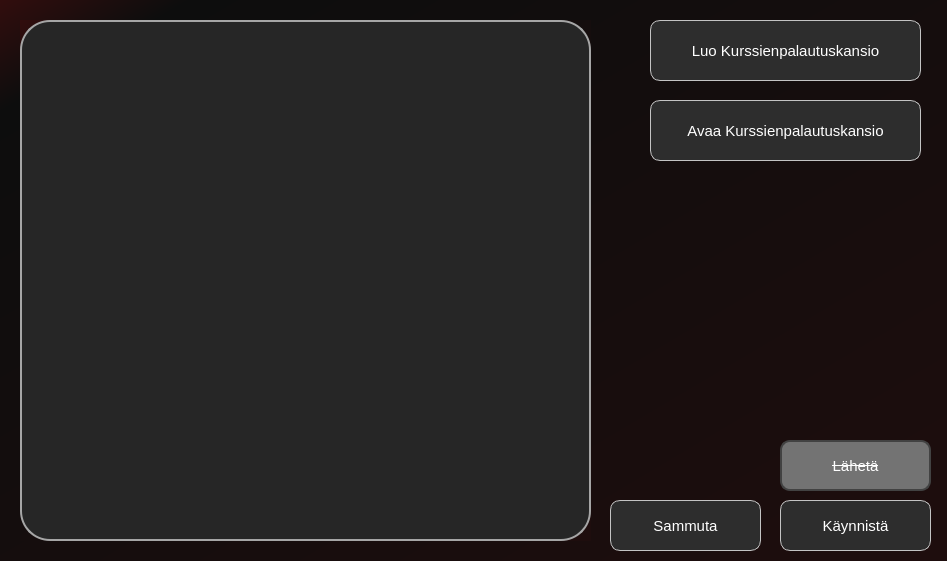
The window that window.ui (shoutcape/Canvas_Automation_Project) describes before a commit, drawn with Qt 5.
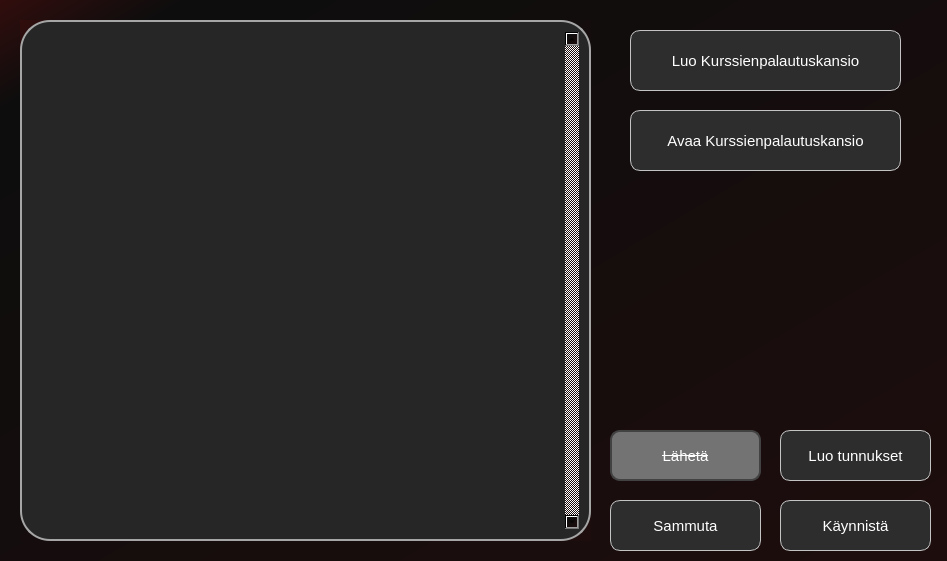
The same window after the commit. Icons and pictures are not drawn.

The edit to the form file:
```diff
--- a/window.ui
+++ b/window.ui
@@ -113,6 +113,12 @@
 color:white;
 padding:10px;</string>
        </property>
+       <property name="verticalScrollBarPolicy">
+        <enum>Qt::ScrollBarAlwaysOn</enum>
+       </property>
+       <property name="sizeAdjustPolicy">
+        <enum>QAbstractScrollArea::AdjustToContentsOnFirstShow</enum>
+       </property>
        <property name="readOnly">
         <bool>false</bool>
        </property>
@@ -175,8 +181,8 @@
    <widget class="QPushButton" name="create_folder_button">
     <property name="geometry">
      <rect>
-      <x>650</x>
-      <y>20</y>
+      <x>630</x>
+      <y>30</y>
       <width>271</width>
       <height>61</height>
      </rect>
@@ -223,8 +229,8 @@
    <widget class="QPushButton" name="open_folder_button">
     <property name="geometry">
      <rect>
-      <x>650</x>
-      <y>100</y>
+      <x>630</x>
+      <y>110</y>
       <width>271</width>
       <height>61</height>
      </rect>
@@ -275,7 +281,7 @@
     <property name="geometry">
      <rect>
       <x>600</x>
-      <y>150</y>
+      <y>170</y>
       <width>351</width>
       <height>201</height>
      </rect>
@@ -302,8 +308,8 @@
     </property>
     <property name="geometry">
      <rect>
-      <x>780</x>
-      <y>440</y>
+      <x>610</x>
+      <y>430</y>
       <width>151</width>
       <height>51</height>
      </rect>
@@ -342,6 +348,48 @@
      <string>Lähetä</string>
     </property>
    </widget>
+   <widget class="QPushButton" name="create_credentials_button">
+    <property name="geometry">
+     <rect>
+      <x>780</x>
+      <y>430</y>
+      <width>151</width>
+      <height>51</height>
+     </rect>
+    </property>
+    <property name="styleSheet">
+     <string notr="true">QPushButton {
+	border: 1px solid rgb(195, 195, 195);
+	border-radius: 10px;	
+	color:rgb(255,255,255);
+	background-color: rgb(45,45,45);
+	font-size:11pt;
+}
+QPushButton:hover {
+	border: 2px solid rgb(195, 195, 195);
+	background-color: rgb(55,55,55);
+}
+QPushButton:pressed {	
+	border: 2px solid rgb(230, 230, 230);
+	background-color: rgb(60,60,60);
+}
+
+QPushButton:disabled {	
+	border-radius: 10px;	
+	border: 2px solid rgb(66, 66, 66);
+	background-color:rgb(115,115,115);
+	color:rgb(255,255,255);
+	font: 8pt &quot;MS Shell Dlg 2&quot;;
+	text-decoration: line-through;
+	font-size:11pt;
+
+
+}</string>
+    </property>
+    <property name="text">
+     <string>Luo tunnukset</string>
+    </property>
+   </widget>
   </widget>
  </widget>
  <resources>
```
